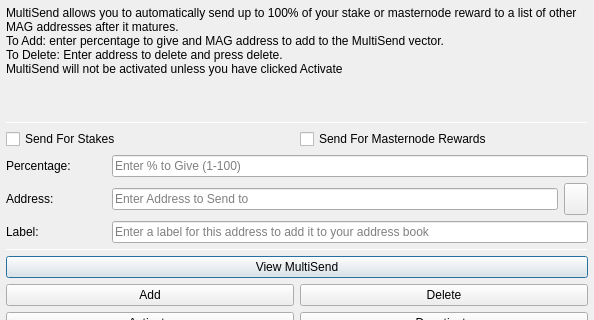
This is src/qt/forms/multisenddialog.ui in BitWin24/bitwin24 as Qt 5 draws it before an edit; both pictures show x 0 to 594 and y 0 to 320 of the 594 by 526 pixel window. The edited form follows.
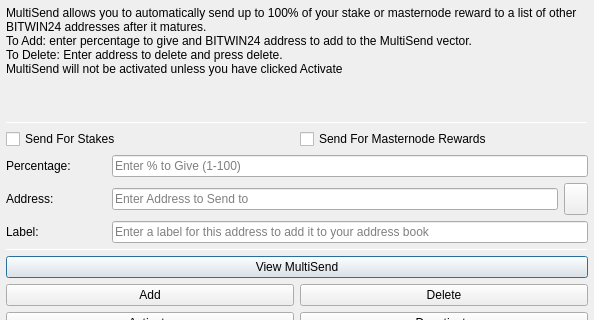
This is the edited form. Icons and pictures are not drawn.

Commit message: replace MAG to BITWIN24, only word

The edit to the form file:
```diff
--- a/src/qt/forms/multisenddialog.ui
+++ b/src/qt/forms/multisenddialog.ui
@@ -37,8 +37,8 @@
         <number>1</number>
        </property>
        <property name="text">
-        <string>MultiSend allows you to automatically send up to 100% of your stake or masternode reward to a list of other MAG addresses after it matures.
-To Add: enter percentage to give and MAG address to add to the MultiSend vector.
+        <string>MultiSend allows you to automatically send up to 100% of your stake or masternode reward to a list of other BITWIN24 addresses after it matures.
+To Add: enter percentage to give and BITWIN24 address to add to the MultiSend vector.
 To Delete: Enter address to delete and press delete.
 MultiSend will not be activated unless you have clicked Activate</string>
        </property>
```
The commit also changes 232 other files.
